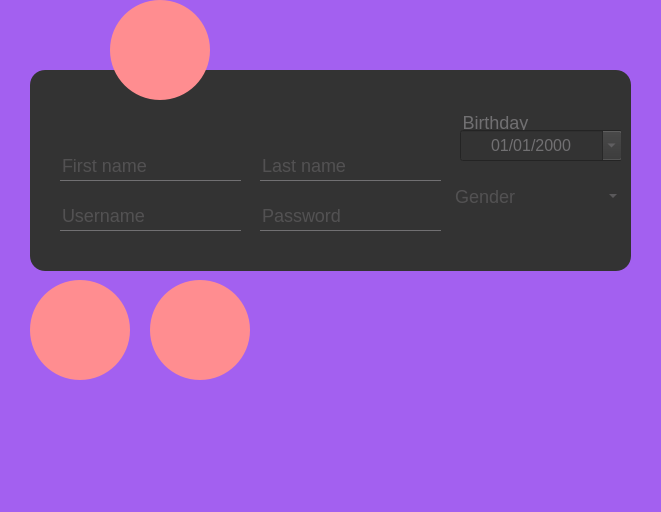
This is BingChillings/newuserwindow.ui in BingChillings/BingChillings as Qt 5 draws it before an edit. The edited form follows.
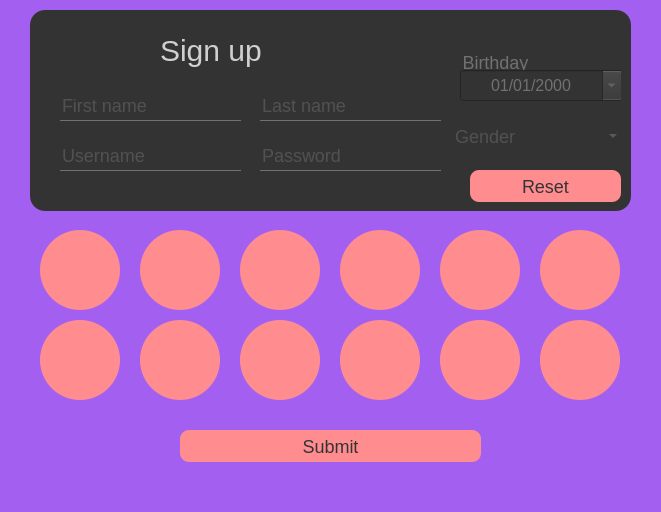
This is the edited form. Icons and pictures are not drawn.

The edit to the form file:
```diff
--- a/BingChillings/newuserwindow.ui
+++ b/BingChillings/newuserwindow.ui
@@ -52,27 +52,6 @@
 border-radius:9px;
 color: #333;
 }
-#playButton
-{
- border-radius:100px;
- border-color: red;
- max-width:400px;
- max-height:200px;
- min-width:400px;
- min-height:200px;
-}
-
-QToolButton
-{
- background-color: rgb(255, 141, 144);
- border-width:1px;
- border-radius:50px;
- border-color: red;
- max-width:100px;
- max-height:100px;
- min-width:100px;
- min-height:100px;
-}
 
 QLineEdit
 {
@@ -82,11 +61,11 @@
 border-bottom:1px solid #717072;
 }
 
-QTextEdit
+#errorLineEdit
 {
 background:transparent;
 border:none;
-color:#111;
+color:red;
 }
 
 QDateEdit
@@ -114,7 +93,7 @@
    <property name="geometry">
     <rect>
      <x>30</x>
-     <y>70</y>
+     <y>10</y>
      <width>601</width>
      <height>201</height>
     </rect>
@@ -213,6 +192,9 @@
      <property name="alignment">
       <set>Qt::AlignCenter</set>
      </property>
+     <property name="showGroupSeparator" stdset="0">
+      <bool>false</bool>
+     </property>
      <property name="displayFormat">
       <string>MM/dd/yyyy</string>
      </property>
@@ -233,50 +215,110 @@
     <property name="placeholderText">
      <string>Gender</string>
     </property>
+    <property name="frame">
+     <bool>true</bool>
+    </property>
    </widget>
-  </widget>
-  <widget class="QToolButton" name="toolButton">
-   <property name="geometry">
-    <rect>
-     <x>110</x>
-     <y>0</y>
-     <width>100</width>
-     <height>100</height>
-    </rect>
-   </property>
-   <property name="text">
-    <string/>
-   </property>
-   <property name="icon">
-    <iconset resource="resource.qrc">
-     <normaloff>:/images/images/ice-cream.png</normaloff>:/images/images/ice-cream.png</iconset>
-   </property>
-   <property name="iconSize">
-    <size>
-     <width>50</width>
-     <height>50</height>
-    </size>
-   </property>
+   <widget class="QLabel" name="label">
+    <property name="geometry">
+     <rect>
+      <x>130</x>
+      <y>20</y>
+      <width>111</width>
+      <height>41</height>
+     </rect>
+    </property>
+    <property name="text">
+     <string>Sign up</string>
+    </property>
+   </widget>
+   <widget class="QPushButton" name="resetButton">
+    <property name="geometry">
+     <rect>
+      <x>440</x>
+      <y>160</y>
+      <width>151</width>
+      <height>32</height>
+     </rect>
+    </property>
+    <property name="text">
+     <string>Reset</string>
+    </property>
+   </widget>
+   <widget class="QLineEdit" name="errorLineEdit">
+    <property name="geometry">
+     <rect>
+      <x>30</x>
+      <y>170</y>
+      <width>381</width>
+      <height>21</height>
+     </rect>
+    </property>
+    <property name="text">
+     <string/>
+    </property>
+    <property name="readOnly">
+     <bool>true</bool>
+    </property>
+   </widget>
   </widget>
   <widget class="QGroupBox" name="iconBox">
    <property name="geometry">
     <rect>
      <x>10</x>
-     <y>270</y>
-     <width>621</width>
+     <y>220</y>
+     <width>641</width>
      <height>191</height>
     </rect>
    </property>
+   <property name="styleSheet">
+    <string notr="true">QPushButton
+{
+ background-color: rgb(255, 141, 144);
+ border-radius:40px;
+ max-width:80px;
+ max-height:80px;
+ min-width:80px;
+ min-height:80px;
+}
+
+QPushButton:hover:!pressed
+{
+ background-color: rgb(255, 141, 144);
+ border-width:2px;
+ border-radius:40px;
+ border-color: white;
+ border-style:solid;
+ max-width:80px;
+ max-height:80px;
+ min-width:80px;
+ min-height:80px;
+}
+
+QPushButton:clicked
+{
+ background-color: rgb(255, 141, 144);
+ border-width:2px;
+ border-radius:40px;
+ border-color: white;
+ border-style:solid;
+ max-width:80px;
+ max-height:80px;
+ min-width:80px;
+ min-height:80px;
+}
+</string>
+   </property>
    <property name="title">
     <string/>
    </property>
-   <widget class="QToolButton" name="toolButton_2">
+   <widget class="QPushButton" name="icecreamIconButton">
     <property name="geometry">
      <rect>
-      <x>20</x>
+      <x>30</x>
       <y>10</y>
-      <width>100</width>
-      <height>100</height>
+      <width>80</width>
+      <height>80</height>
      </rect>
     </property>
     <property name="text">
@@ -292,14 +334,20 @@
       <height>50</height>
      </size>
     </property>
+    <property name="checkable">
+     <bool>true</bool>
+    </property>
+    <property name="checked">
+     <bool>false</bool>
+    </property>
    </widget>
-   <widget class="QToolButton" name="toolButton_3">
+   <widget class="QPushButton" name="carIconButton">
     <property name="geometry">
      <rect>
-      <x>140</x>
+      <x>130</x>
       <y>10</y>
-      <width>100</width>
-      <height>100</height>
+      <width>80</width>
+      <height>80</height>
      </rect>
     </property>
     <property name="text">
@@ -315,7 +363,286 @@
       <height>50</height>
      </size>
     </property>
+    <property name="checkable">
+     <bool>true</bool>
+    </property>
    </widget>
+   <widget class="QPushButton" name="dogIconButton">
+    <property name="geometry">
+     <rect>
+      <x>230</x>
+      <y>10</y>
+      <width>80</width>
+      <height>80</height>
+     </rect>
+    </property>
+    <property name="text">
+     <string/>
+    </property>
+    <property name="icon">
+     <iconset resource="resource.qrc">
+      <normaloff>:/images/images/dog.png</normaloff>:/images/images/dog.png</iconset>
+    </property>
+    <property name="iconSize">
+     <size>
+      <width>50</width>
+      <height>50</height>
+     </size>
+    </property>
+    <property name="checkable">
+     <bool>true</bool>
+    </property>
+   </widget>
+   <widget class="QPushButton" name="moonIconButton">
+    <property name="geometry">
+     <rect>
+      <x>330</x>
+      <y>10</y>
+      <width>80</width>
+      <height>80</height>
+     </rect>
+    </property>
+    <property name="text">
+     <string/>
+    </property>
+    <property name="icon">
+     <iconset resource="resource.qrc">
+      <normaloff>:/images/images/moon.png</normaloff>:/images/images/moon.png</iconset>
+    </property>
+    <property name="iconSize">
+     <size>
+      <width>50</width>
+      <height>50</height>
+     </size>
+    </property>
+    <property name="checkable">
+     <bool>true</bool>
+    </property>
+   </widget>
+   <widget class="QPushButton" name="planeIconButton">
+    <property name="geometry">
+     <rect>
+      <x>430</x>
+      <y>10</y>
+      <width>80</width>
+      <height>80</height>
+     </rect>
+    </property>
+    <property name="text">
+     <string/>
+    </property>
+    <property name="icon">
+     <iconset resource="resource.qrc">
+      <normaloff>:/images/images/plane.png</normaloff>:/images/images/plane.png</iconset>
+    </property>
+    <property name="iconSize">
+     <size>
+      <width>50</width>
+      <height>50</height>
+     </size>
+    </property>
+    <property name="checkable">
+     <bool>true</bool>
+    </property>
+   </widget>
+   <widget class="QPushButton" name="sunIconButton">
+    <property name="geometry">
+     <rect>
+      <x>530</x>
+      <y>10</y>
+      <width>80</width>
+      <height>80</height>
+     </rect>
+    </property>
+    <property name="text">
+     <string/>
+    </property>
+    <property name="icon">
+     <iconset resource="resource.qrc">
+      <normaloff>:/images/images/sun.png</normaloff>:/images/images/sun.png</iconset>
+    </property>
+    <property name="iconSize">
+     <size>
+      <width>50</width>
+      <height>50</height>
+     </size>
+    </property>
+    <property name="checkable">
+     <bool>true</bool>
+    </property>
+   </widget>
+   <widget class="QPushButton" name="treeIconButton">
+    <property name="geometry">
+     <rect>
+      <x>30</x>
+      <y>100</y>
+      <width>80</width>
+      <height>80</height>
+     </rect>
+    </property>
+    <property name="text">
+     <string/>
+    </property>
+    <property name="icon">
+     <iconset resource="resource.qrc">
+      <normaloff>:/images/images/tree.png</normaloff>:/images/images/tree.png</iconset>
+    </property>
+    <property name="iconSize">
+     <size>
+      <width>50</width>
+      <height>50</height>
+     </size>
+    </property>
+    <property name="checkable">
+     <bool>true</bool>
+    </property>
+   </widget>
+   <widget class="QPushButton" name="catIconButton">
+    <property name="geometry">
+     <rect>
+      <x>130</x>
+      <y>100</y>
+      <width>80</width>
+      <height>80</height>
+     </rect>
+    </property>
+    <property name="text">
+     <string/>
+    </property>
+    <property name="icon">
+     <iconset resource="resource.qrc">
+      <normaloff>:/images/images/cat.png</normaloff>:/images/images/cat.png</iconset>
+    </property>
+    <property name="iconSize">
+     <size>
+      <width>50</width>
+      <height>50</height>
+     </size>
+    </property>
+    <property name="checkable">
+     <bool>true</bool>
+    </property>
+   </widget>
+   <widget class="QPushButton" name="monsterIconButton">
+    <property name="geometry">
+     <rect>
+      <x>230</x>
+      <y>100</y>
+      <width>80</width>
+      <height>80</height>
+     </rect>
+    </property>
+    <property name="text">
+     <string/>
+    </property>
+    <property name="icon">
+     <iconset resource="resource.qrc">
+      <normaloff>:/images/images/monster.png</normaloff>:/images/images/monster.png</iconset>
+    </property>
+    <property name="iconSize">
+     <size>
+      <width>50</width>
+      <height>50</height>
+     </size>
+    </property>
+    <property name="checkable">
+     <bool>true</bool>
+    </property>
+   </widget>
+   <widget class="QPushButton" name="heartIconButton">
+    <property name="geometry">
+     <rect>
+      <x>330</x>
+      <y>100</y>
+      <width>80</width>
+      <height>80</height>
+     </rect>
+    </property>
+    <property name="text">
+     <string/>
+    </property>
+    <property name="icon">
+     <iconset resource="resource.qrc">
+      <normaloff>:/images/images/heart.png</normaloff>:/images/images/heart.png</iconset>
+    </property>
+    <property name="iconSize">
+     <size>
+      <width>50</width>
+      <height>50</height>
+     </size>
+    </property>
+    <property name="checkable">
+     <bool>true</bool>
+    </property>
+   </widget>
+   <widget class="QPushButton" name="starIconButton">
+    <property name="geometry">
+     <rect>
+      <x>430</x>
+      <y>100</y>
+      <width>80</width>
+      <height>80</height>
+     </rect>
+    </property>
+    <property name="text">
+     <string/>
+    </property>
+    <property name="icon">
+     <iconset resource="resource.qrc">
+      <normaloff>:/images/images/star.png</normaloff>:/images/images/star.png</iconset>
+    </property>
+    <property name="iconSize">
+     <size>
+      <width>50</width>
+      <height>50</height>
+     </size>
+    </property>
+    <property name="checkable">
+     <bool>true</bool>
+    </property>
+   </widget>
+   <widget class="QPushButton" name="pushButton_13">
+    <property name="geometry">
+     <rect>
+      <x>530</x>
+      <y>100</y>
+      <width>80</width>
+      <height>80</height>
+     </rect>
+    </property>
+    <property name="text">
+     <string/>
+    </property>
+    <property name="icon">
+     <iconset resource="resource.qrc">
+      <normaloff>:/images/images/wheat.png</normaloff>:/images/images/wheat.png</iconset>
+    </property>
+    <property name="iconSize">
+     <size>
+      <width>50</width>
+      <height>50</height>
+     </size>
+    </property>
+    <property name="checkable">
+     <bool>true</bool>
+    </property>
+    <property name="autoDefault">
+     <bool>false</bool>
+    </property>
+   </widget>
+  </widget>
+  <widget class="QPushButton" name="pushButton">
+   <property name="geometry">
+    <rect>
+     <x>180</x>
+     <y>430</y>
+     <width>301</width>
+     <height>32</height>
+    </rect>
+   </property>
+   <property name="text">
+    <string>Submit</string>
+   </property>
   </widget>
  </widget>
  <resources>
```
Left out of the diff: 2 changed lines with no effect on the pictures.
